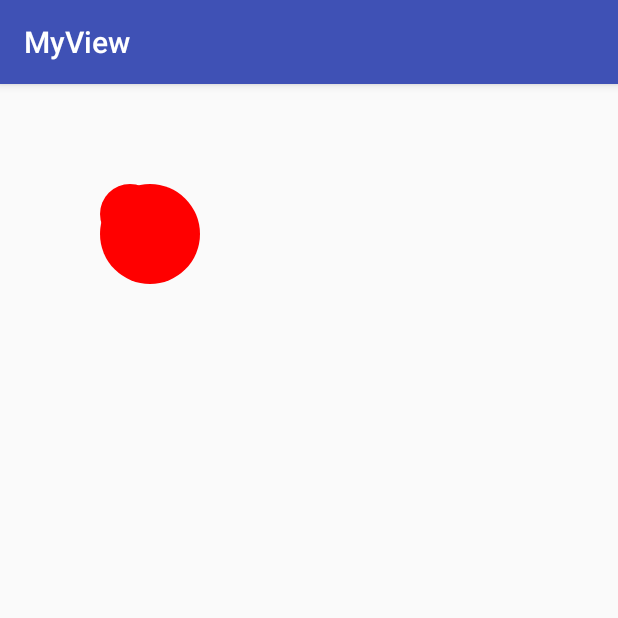
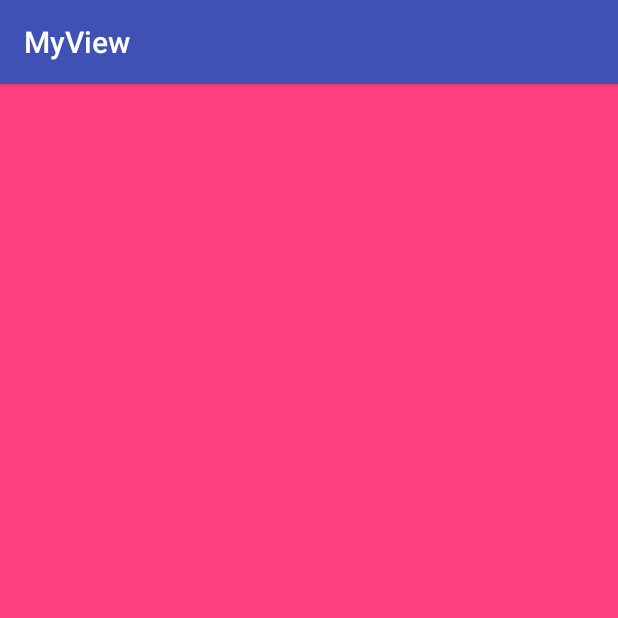
Before and after one commit to Kevin005/MyView, an Android app: the screen it shows after launch (Main2Activity), on a phone screen of 412 x 824 dp, the top half of it. Run offline under Robolectric (Android 15) with nearby library versions, the phone set to English and light mode, and no system bars.

```diff
--- a/app/src/main/res/layout/activity_main2.xml
+++ b/app/src/main/res/layout/activity_main2.xml
@@ -4,14 +4,8 @@
     android:id="@+id/activity_main2"
     android:layout_width="match_parent"
     android:layout_height="match_parent"
+    android:background="@color/colorAccent"
     android:paddingBottom="@dimen/activity_vertical_margin"
     tools:context="com.view.kevin.myview.activity.Main2Activity">
 
-    <com.view.kevin.myview.activity.view.SaveRestoreCanvas
-        android:layout_width="match_parent"
-        android:layout_height="match_parent"
-        android:id="@+id/saveRestoreCanvas"
-        android:layout_alignParentTop="true"
-        android:layout_alignParentLeft="true"
-        android:layout_alignParentStart="true" />
 </RelativeLayout>
```
Also changed, not shown: 1 other file.
